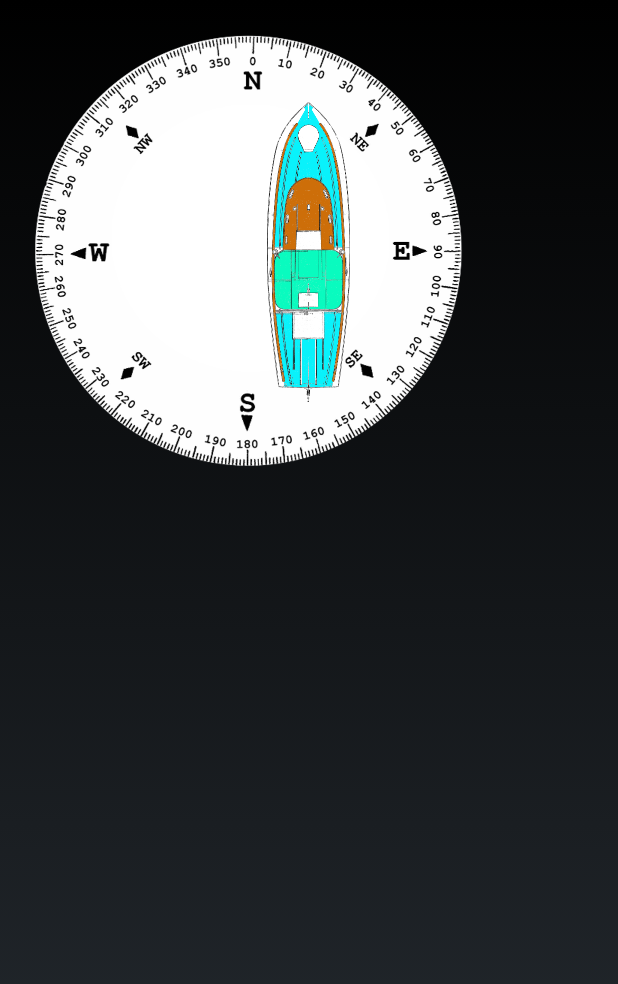
After one commit to alistair2002/hm-10-pilot, an Android app: the fragment CompassActivityFragment shown on its own in the app's theme, on a phone screen of 412 x 824 dp. The commit adds this screen. Shown: the top 984 px of the screen. Run offline under Robolectric (Android 15) with nearby library versions, the phone set to English and light mode, and no system bars; 1 statement that could not run was skipped.

Commit message:
Added compass service as a new fragment.

```diff
--- a/app/build.gradle
+++ b/app/build.gradle
@@ -5,7 +5,7 @@ android {
 
     defaultConfig {
         applicationId "com.polkapolka.bluetooth.le"
-        minSdkVersion 14
+        minSdkVersion 18
         targetSdkVersion 22
     }
 
@@ -18,7 +18,7 @@ android {
 }
 
 dependencies {
-    compile "com.android.support:support-v4:21.0.2"
+    compile "com.android.support:support-v4:22.2.0"
     compile "com.android.support:support-v13:21.0.2"
     compile "com.android.support:cardview-v7:21.0.2"
 }
--- /dev/null
+++ b/app/src/main/java/com/polkapolka/bluetooth/le/CompassActivityFragment.java
@@ -0,0 +1,143 @@
+package com.polkapolka.bluetooth.le;
+
+import android.app.Fragment;
+import android.content.Context;
+import android.hardware.Sensor;
+import android.hardware.SensorEvent;
+import android.hardware.SensorEventListener;
+import android.hardware.SensorManager;
+import android.os.Bundle;
+import android.view.LayoutInflater;
+import android.view.View;
+import android.view.ViewGroup;
+import android.view.animation.Animation;
+import android.view.animation.RotateAnimation;
+import android.widget.ImageView;
+
+
+/**
+ * A placeholder fragment containing a simple view.
+ */
+public class CompassActivityFragment extends Fragment
+	implements SensorEventListener {
+
+    // device sensor manager
+    private SensorManager mSensorManager;
+    private Sensor mAccelerometer;
+    private Sensor mMagnetometer;
+
+
+    // define the display assembly compass picture
+    private ImageView compass_image;
+    private ImageView boat_image;
+
+    // record the compass picture angle turned
+    private float currentCompass = 0f;
+    private float currentBoat = 0f;
+    private float wantedBoat = 0f;
+
+	// do we need all of these?
+	private float[] mLastAccelerometer = new float[3];
+    private float[] mLastMagnetometer = new float[3];
+    private boolean mLastAccelerometerSet = false;
+    private boolean mLastMagnetometerSet = false;
+    private float[] mR = new float[9];
+    private float[] mOrientation = new float[3];
+    //private float mCurrentDegree = 0f;
+
+    public CompassActivityFragment() {
+    }
+
+	public void setWantedBoat(float whereTheBoatPointsNow)
+	{
+		wantedBoat = whereTheBoatPointsNow;
+	}
+    @Override
+    public View onCreateView(LayoutInflater inflater, ViewGroup container,
+                             Bundle savedInstanceState) {
+		View compassView = inflater.inflate(R.layout.fragment_compass, container, false);
+
+        // initialize your android device sensor capabilities
+        mSensorManager = (SensorManager) compassView.getContext().getSystemService(Context.SENSOR_SERVICE);
+        mAccelerometer = mSensorManager.getDefaultSensor(Sensor.TYPE_ACCELEROMETER);
+        mMagnetometer =  mSensorManager.getDefaultSensor(Sensor.TYPE_MAGNETIC_FIELD);
+
+        // our compass image
+        compass_image = (ImageView) compassView.findViewById(R.id.compass);
+        boat_image = (ImageView) compassView.findViewById(R.id.boat);
+
+		return compassView;
+    }
+
+	@Override
+    public void onResume() {
+        super.onResume();
+
+        // for the system's orientation sensor registered listeners
+        mSensorManager.registerListener(this, mAccelerometer, SensorManager.SENSOR_DELAY_NORMAL);
+        mSensorManager.registerListener(this, mMagnetometer, SensorManager.SENSOR_DELAY_NORMAL);
+    }
+
+    @Override
+    public void onPause() {
+        super.onPause();
+
+        // to stop the listener and save battery
+        mSensorManager.unregisterListener(this, mAccelerometer);
+        mSensorManager.unregisterListener(this, mMagnetometer);
+    }
+
+    @Override
+    public void onSensorChanged(SensorEvent event) {
+
+        if (event.sensor == mAccelerometer) {
+            System.arraycopy(event.values, 0, mLastAccelerometer, 0, event.values.length);
+            mLastAccelerometerSet = true;
+        } else if (event.sensor == mMagnetometer) {
+            System.arraycopy(event.values, 0, mLastMagnetometer, 0, event.values.length);
+            mLastMagnetometerSet = true;
+        }
+        if (mLastAccelerometerSet && mLastMagnetometerSet) {
+            SensorManager.getRotationMatrix(mR, null, mLastAccelerometer, mLastMagnetometer);
+            SensorManager.getOrientation(mR, mOrientation);
+            float azimuthInRadians = mOrientation[0];
+            float azimuthInDegrees = ((float)(-1f * Math.toDegrees(azimuthInRadians))+360)%360;
+
+            if (Math.abs(currentCompass - azimuthInDegrees) > 180) {
+                if (currentCompass > azimuthInDegrees){
+                    currentCompass -= 360;
+                }
+                else {
+                    azimuthInDegrees -= 360;
+                }
+            }
+            // low pass filter of 1/3
+            azimuthInDegrees = (2*currentCompass + azimuthInDegrees)/3;
+
+            float boatInDegrees = (azimuthInDegrees + wantedBoat) %360;
+            RotateAnimation ra = new RotateAnimation(currentCompass, azimuthInDegrees,
+                        Animation.RELATIVE_TO_SELF, 0.5f,
+                        Animation.RELATIVE_TO_SELF, 0.5f );
+            RotateAnimation rb = new RotateAnimation( currentBoat, boatInDegrees,
+                        Animation.RELATIVE_TO_SELF, 0.5f,
+                        Animation.RELATIVE_TO_SELF, 0.5f );
+
+            ra.setDuration(100);
+            rb.setDuration(50);
+
+            ra.setFillAfter(true);
+            rb.setFillAfter(true);
+
+            compass_image.startAnimation(ra);
+            boat_image.startAnimation(rb);
+
+            currentCompass = azimuthInDegrees;
+            currentBoat = boatInDegrees;
+        }
+    }
+
+    @Override
+    public void onAccuracyChanged(Sensor sensor, int accuracy) {
+        // not in use
+    }
+}
--- /dev/null
+++ b/app/src/main/res/layout/activity_compass.xml
@@ -0,0 +1,5 @@
+<fragment xmlns:android="http://schemas.android.com/apk/res/android"
+    xmlns:tools="http://schemas.android.com/tools" android:id="@+id/fragment"
+    android:name="com.polkapolka.bluetooth.le.CompassActivityFragment"
+    tools:layout="@layout/fragment_compass" android:layout_width="match_parent"
+    android:layout_height="match_parent" />
--- /dev/null
+++ b/app/src/main/res/layout/fragment_compass.xml
@@ -0,0 +1,30 @@
+<RelativeLayout xmlns:android="http://schemas.android.com/apk/res/android"
+    xmlns:tools="http://schemas.android.com/tools"
+    android:layout_width="match_parent"
+    android:layout_height="wrap_content"
+    android:layout_centerVertical="true"
+    android:layout_centerHorizontal="true"
+    android:layout_gravity="center_horizontal"
+    android:paddingLeft="@dimen/activity_horizontal_margin"
+    android:paddingRight="@dimen/activity_horizontal_margin"
+    android:paddingTop="@dimen/activity_vertical_margin"
+    android:paddingBottom="@dimen/activity_vertical_margin"
+    tools:context="com.polkapolka.bluetooth.le.CompassActivityFragment">
+
+    <ImageView
+            android:layout_width="wrap_content"
+            android:layout_height="wrap_content"
+            android:id="@+id/compass"
+            android:src="@drawable/corsair_compass_rose"
+            android:contentDescription="@string/compass_rose"/>
+
+    <ImageView
+            android:layout_width="wrap_content"
+            android:layout_height="wrap_content"
+            android:id="@+id/boat"
+            android:src="@drawable/mary_small"
+            android:layout_centerVertical="true"
+            android:layout_centerHorizontal="true"
+            android:contentDescription="@string/compass_boat" />
+
+</RelativeLayout>
--- a/app/src/main/res/values/strings.xml
+++ b/app/src/main/res/values/strings.xml
@@ -47,4 +47,7 @@
     <string name="title_activity_compass">CompassActivity</string>
     <string name="hello_world">Hello world!</string>
     <string name="action_settings">Settings</string>
+    <string name="compass_rose">compass</string>
+    <string name="compass_boat">boat</string>
+	<string name="background_image">brochure image</string>
 </resources>
```
Also changed, not shown: app/src/main/java/com/polkapolka/bluetooth/le/DeviceControlActivity.java (+17 -117 lines), app/src/main/java/com/polkapolka/bluetooth/le/ScreenSlideCOG.java (+6 -2 lines), app/src/main/res/layout/gatt_services_characteristics.xml (+6 -22 lines), 9 other files.
